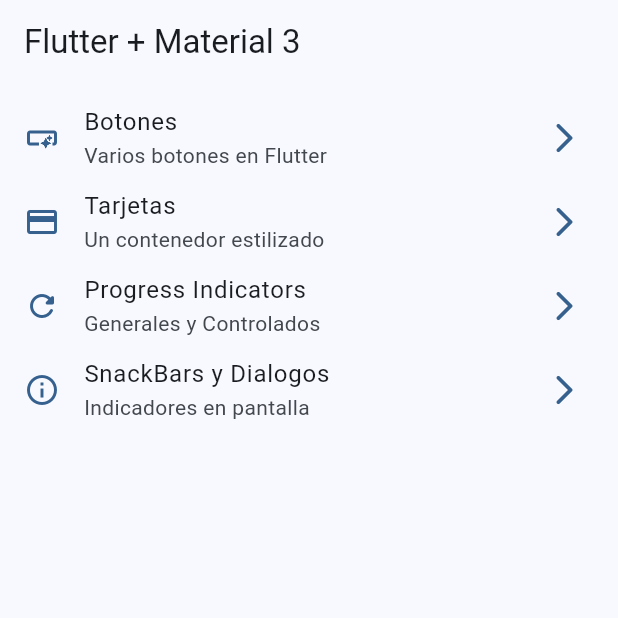
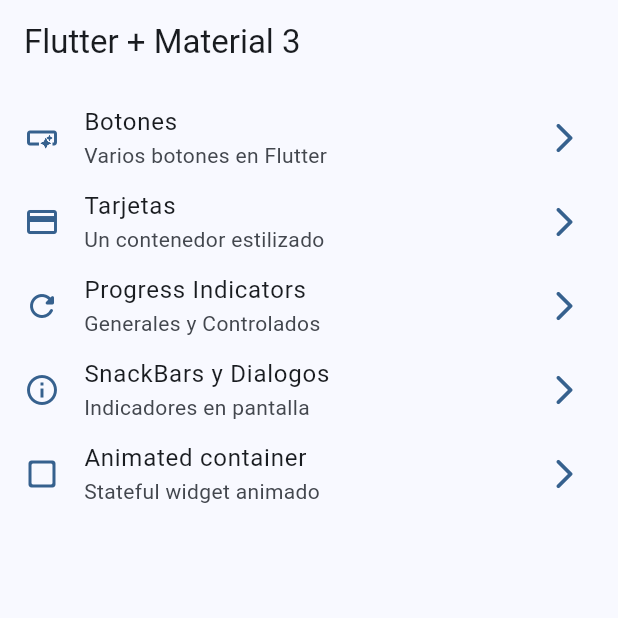
Before and after one commit to elojaa6/widgets_app, a Flutter app: the screen it shows after launch, on a phone screen of 412 x 824 dp, the top half of it. Run offline on Flutter 3.47's test engine with Material 2 defaults, Android fonts, the phone set to English and light mode, and no system bars; our stand-ins replace go_router.

Commit message:
animated container

```diff
--- a/lib/config/menu/menu_items.dart
+++ b/lib/config/menu/menu_items.dart
@@ -37,4 +37,10 @@ const appMenuItems = <MenuItem>[
       subTitle: 'Indicadores en pantalla',
       link: '/snackbars',
       icon: Icons.info_outline),
+
+  MenuItem(
+      title: 'Animated container',
+      subTitle: 'Stateful widget animado',
+      link: '/animated',
+      icon: Icons.check_box_outline_blank_rounded),
 ];
--- a/lib/config/router/app_router.dart
+++ b/lib/config/router/app_router.dart
@@ -33,5 +33,11 @@ final appRouter = GoRouter(
       name: SnackbarScreen.name,
       builder: (context, state) => const SnackbarScreen(),
     ),
+
+    GoRoute(
+      path: '/animated',
+      name: AnimatedScreen.name,
+      builder: (context, state) => const AnimatedScreen(),
+    ),
   ]
 );
```
Also changed, not shown: lib/presentation/screens/animated/animated_screen.dart (+48 -2 lines).
